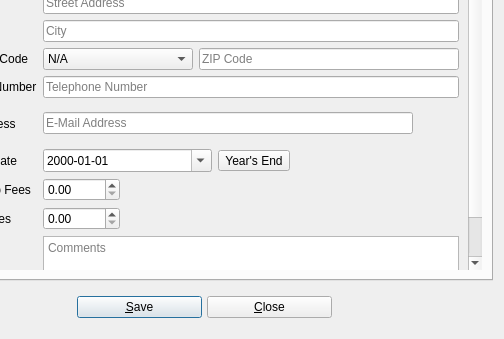
Old version of the form UI/biblioteq_userinfo.ui in the repository textbrowser/biblioteq; both pictures show x 96 to 600 and y 261 to 600 of the 600 by 600 pixel window.
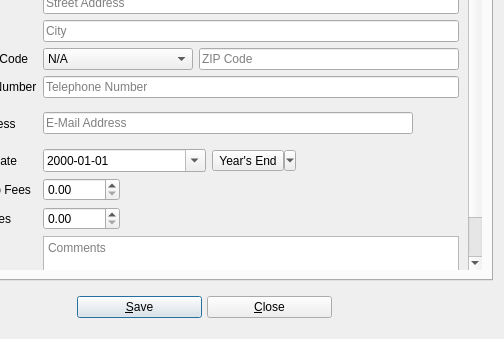
New version of the form. Icons and pictures are not drawn.

The edit to the form file:
```diff
--- a/UI/biblioteq_userinfo.ui
+++ b/UI/biblioteq_userinfo.ui
@@ -40,7 +40,7 @@
           <property name="geometry">
            <rect>
             <x>0</x>
-            <y>-264</y>
+            <y>-266</y>
             <width>547</width>
             <height>753</height>
            </rect>
@@ -743,6 +743,9 @@
                <property name="text">
                 <string>Year's End</string>
                </property>
+               <property name="popupMode">
+                <enum>QToolButton::MenuButtonPopup</enum>
+               </property>
               </widget>
              </item>
              <item>
```
Left out of the diff: 4 changed lines with no effect on the pictures.
